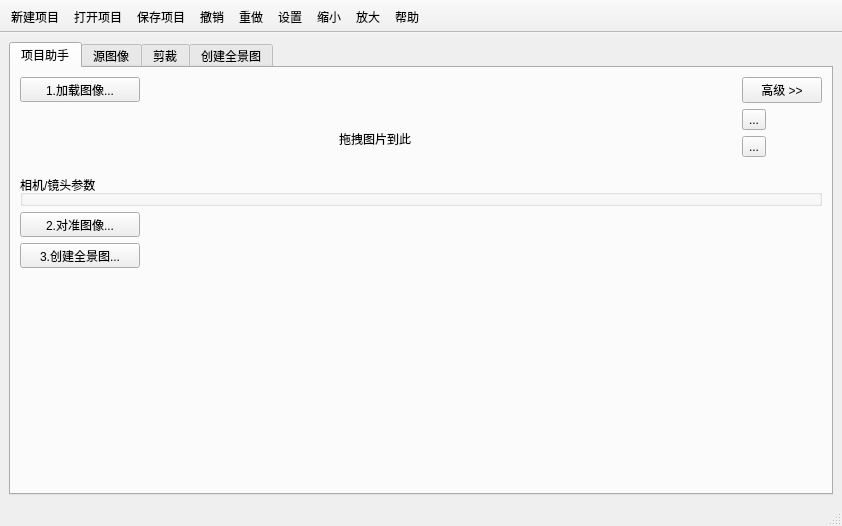
Qt form QPano3/qpano3mainwindow.ui (hotsauce1861/QPano) before a commit.
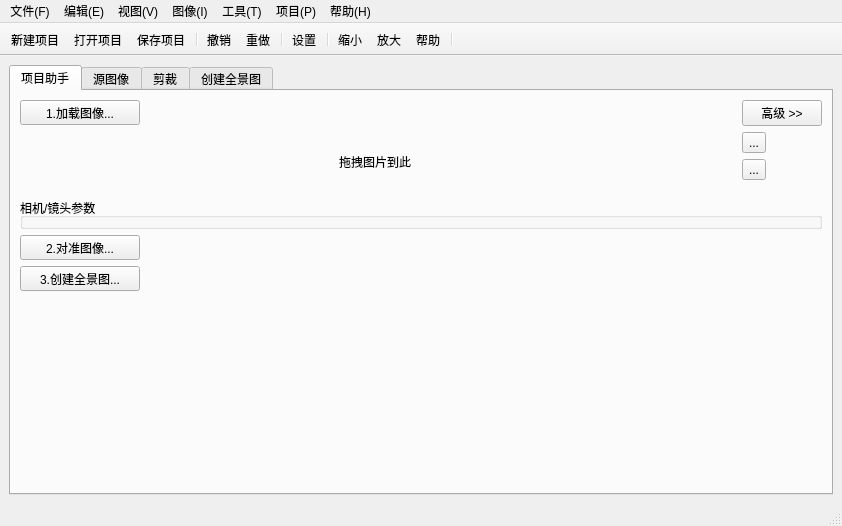
The same form after that commit. Icons and pictures are not drawn. Custom widgets are drawn as their Qt base class.

Commit message: 添加menubar

Diff of the .ui file:
```diff
--- a/QPano3/qpano3mainwindow.ui
+++ b/QPano3/qpano3mainwindow.ui
@@ -738,6 +738,48 @@
      <height>23</height>
     </rect>
    </property>
+   <widget class="QMenu" name="menu_F">
+    <property name="title">
+     <string>文件(F)</string>
+    </property>
+   </widget>
+   <widget class="QMenu" name="menu_E">
+    <property name="title">
+     <string>编辑(E)</string>
+    </property>
+   </widget>
+   <widget class="QMenu" name="menu_V">
+    <property name="title">
+     <string>视图(V)</string>
+    </property>
+   </widget>
+   <widget class="QMenu" name="menu_I">
+    <property name="title">
+     <string>图像(I)</string>
+    </property>
+   </widget>
+   <widget class="QMenu" name="menu_T">
+    <property name="title">
+     <string>工具(T)</string>
+    </property>
+   </widget>
+   <widget class="QMenu" name="menu_P">
+    <property name="title">
+     <string>项目(P)</string>
+    </property>
+   </widget>
+   <widget class="QMenu" name="menu_H">
+    <property name="title">
+     <string>帮助(H)</string>
+    </property>
+   </widget>
+   <addaction name="menu_F"/>
+   <addaction name="menu_E"/>
+   <addaction name="menu_V"/>
+   <addaction name="menu_I"/>
+   <addaction name="menu_T"/>
+   <addaction name="menu_P"/>
+   <addaction name="menu_H"/>
   </widget>
   <widget class="QStatusBar" name="statusbar"/>
   <widget class="QToolBar" name="toolBar">
@@ -768,12 +810,16 @@
    <addaction name="actionNewProject"/>
    <addaction name="actionOpenProject"/>
    <addaction name="actionSaveProject"/>
+   <addaction name="separator"/>
    <addaction name="actionUndo"/>
    <addaction name="actionRedo"/>
+   <addaction name="separator"/>
    <addaction name="actionOption"/>
+   <addaction name="separator"/>
    <addaction name="actionZoomIn"/>
    <addaction name="actionZoomOut"/>
    <addaction name="actionHelp"/>
+   <addaction name="separator"/>
   </widget>
   <action name="actionNewProject">
    <property name="icon">
```
The commit also changes 1 other file.
